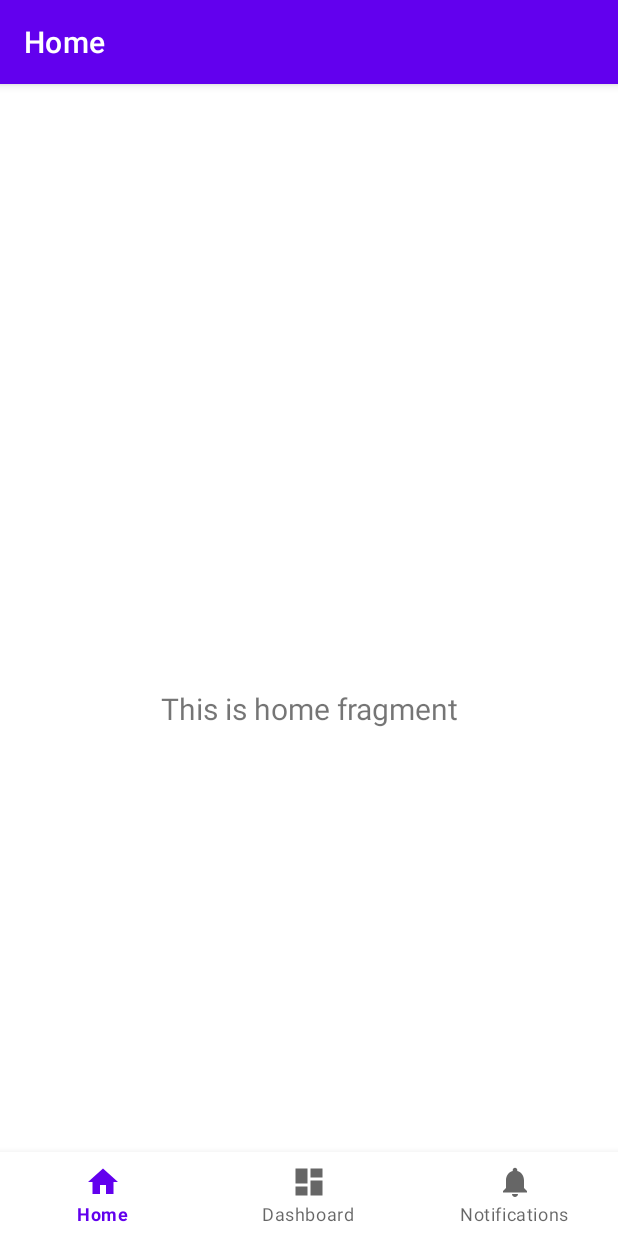
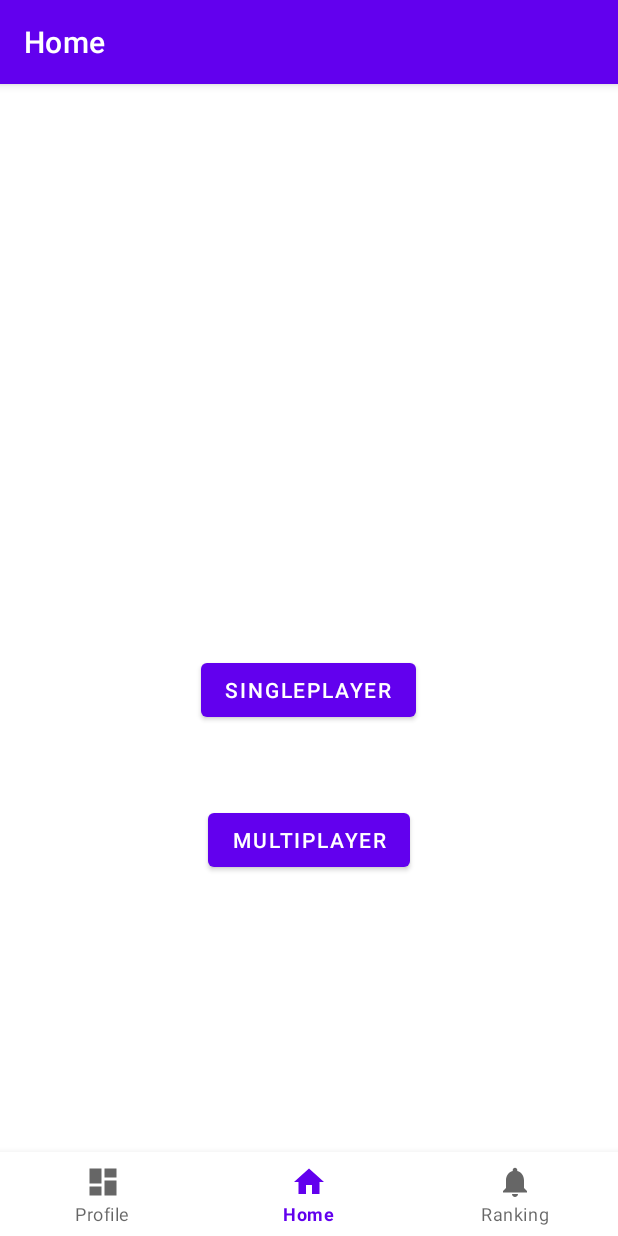
Before and after one commit to Vaaragh/ma-2023-game, an Android app: the screen it shows after launch (MainActivity), on a phone screen of 412 x 824 dp. Run offline under Robolectric (Android 15) with nearby library versions, the phone set to English and light mode, and no system bars; our stand-ins replace navigation-ui.

Commit message:
feat:add buttons for game start

```diff
--- a/app/src/main/java/game/slagalica/ui/home/HomeFragment.java
+++ b/app/src/main/java/game/slagalica/ui/home/HomeFragment.java
@@ -24,8 +24,8 @@ public class HomeFragment extends Fragment {
         binding = FragmentHomeBinding.inflate(inflater, container, false);
         View root = binding.getRoot();
 
-        final TextView textView = binding.textHome;
-        homeViewModel.getText().observe(getViewLifecycleOwner(), textView::setText);
+//        final TextView textView = binding.textHome;
+//        homeViewModel.getText().observe(getViewLifecycleOwner(), textView::setText);
         return root;
     }
 
--- a/app/src/main/res/layout/activity_main.xml
+++ b/app/src/main/res/layout/activity_main.xml
@@ -1,6 +1,7 @@
 <?xml version="1.0" encoding="utf-8"?>
 <androidx.constraintlayout.widget.ConstraintLayout xmlns:android="http://schemas.android.com/apk/res/android"
     xmlns:app="http://schemas.android.com/apk/res-auto"
+    xmlns:tools="http://schemas.android.com/tools"
     android:id="@+id/container"
     android:layout_width="match_parent"
     android:layout_height="match_parent"
--- a/app/src/main/res/layout/fragment_home.xml
+++ b/app/src/main/res/layout/fragment_home.xml
@@ -6,17 +6,25 @@
     android:layout_height="match_parent"
     tools:context=".ui.home.HomeFragment">
 
-    <TextView
-        android:id="@+id/text_home"
-        android:layout_width="match_parent"
+
+    <Button
+        android:id="@+id/button"
+        android:layout_width="wrap_content"
         android:layout_height="wrap_content"
-        android:layout_marginStart="8dp"
-        android:layout_marginTop="8dp"
-        android:layout_marginEnd="8dp"
-        android:textAlignment="center"
-        android:textSize="20sp"
+        android:layout_marginBottom="340dp"
+        android:text="@string/button_singleplayer"
         app:layout_constraintBottom_toBottomOf="parent"
         app:layout_constraintEnd_toEndOf="parent"
-        app:layout_constraintStart_toStartOf="parent"
-        app:layout_constraintTop_toTopOf="parent" />
+        app:layout_constraintHorizontal_bias="0.498"
+        app:layout_constraintStart_toStartOf="parent" />
+
+    <Button
+        android:id="@+id/button2"
+        android:layout_width="wrap_content"
+        android:layout_height="wrap_content"
+        android:layout_marginBottom="240dp"
+        android:text="@string/button_multiplayer"
+        app:layout_constraintBottom_toBottomOf="parent"
+        app:layout_constraintEnd_toEndOf="parent"
+        app:layout_constraintStart_toStartOf="parent" />
 </androidx.constraintlayout.widget.ConstraintLayout>
--- a/app/src/main/res/menu/bottom_nav_menu.xml
+++ b/app/src/main/res/menu/bottom_nav_menu.xml
@@ -1,19 +1,18 @@
 <?xml version="1.0" encoding="utf-8"?>
 <menu xmlns:android="http://schemas.android.com/apk/res/android">
 
+    <item
+        android:id="@+id/navigation_dashboard"
+        android:icon="@drawable/ic_dashboard_black_24dp"
+        android:title="@string/title_profile" />
     <item
         android:id="@+id/navigation_home"
         android:icon="@drawable/ic_home_black_24dp"
         android:title="@string/title_home" />
 
     <item
-        android:id="@+id/navigation_dashboard"
-        android:icon="@drawable/ic_dashboard_black_24dp"
-        android:title="@string/title_dashboard" />
-
-    <item
         android:id="@+id/navigation_notifications"
         android:icon="@drawable/ic_notifications_black_24dp"
-        android:title="@string/title_notifications" />
+        android:title="@string/title_ranking" />
 
 </menu>
--- a/app/src/main/res/navigation/mobile_navigation.xml
+++ b/app/src/main/res/navigation/mobile_navigation.xml
@@ -14,12 +14,12 @@
     <fragment
         android:id="@+id/navigation_dashboard"
         android:name="game.slagalica.ui.dashboard.DashboardFragment"
-        android:label="@string/title_dashboard"
+        android:label="@string/title_profile"
         tools:layout="@layout/fragment_dashboard" />
 
     <fragment
         android:id="@+id/navigation_notifications"
         android:name="game.slagalica.ui.notifications.NotificationsFragment"
-        android:label="@string/title_notifications"
+        android:label="@string/title_ranking"
         tools:layout="@layout/fragment_notifications" />
 </navigation>
--- a/app/src/main/res/values/strings.xml
+++ b/app/src/main/res/values/strings.xml
@@ -1,6 +1,8 @@
 <resources>
     <string name="app_name">Slagalica</string>
     <string name="title_home">Home</string>
-    <string name="title_dashboard">Dashboard</string>
-    <string name="title_notifications">Notifications</string>
+    <string name="title_profile">Profile</string>
+    <string name="title_ranking">Ranking</string>
+    <string name="button_singleplayer">Singleplayer</string>
+    <string name="button_multiplayer">Multiplayer</string>
 </resources>
```
